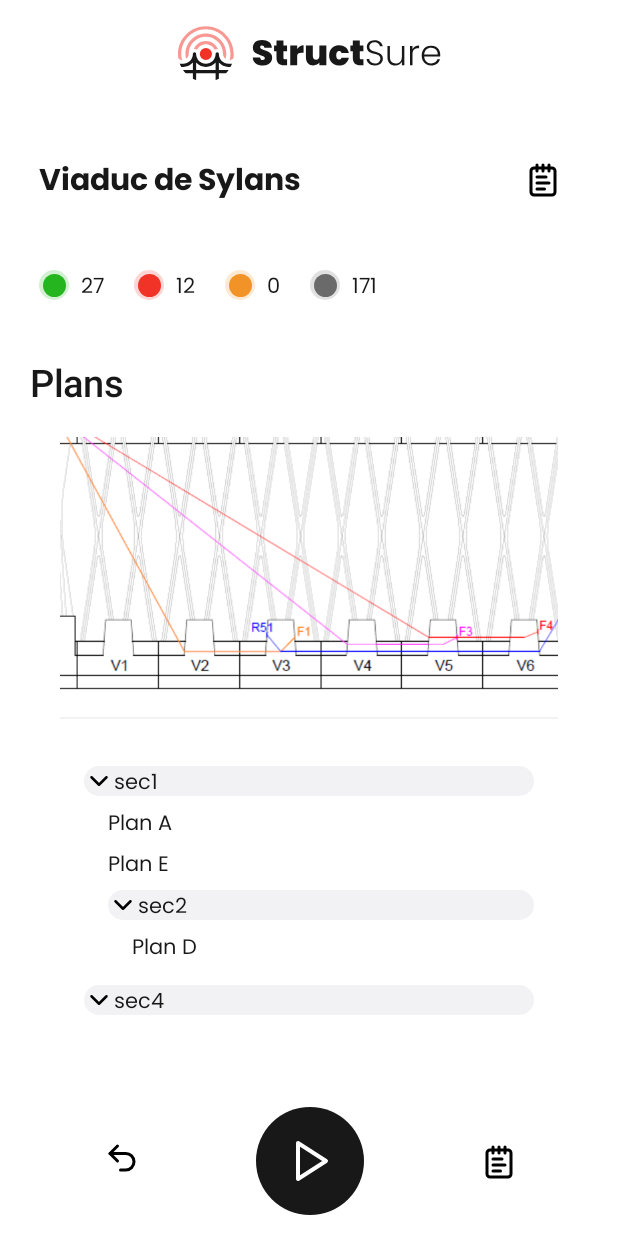
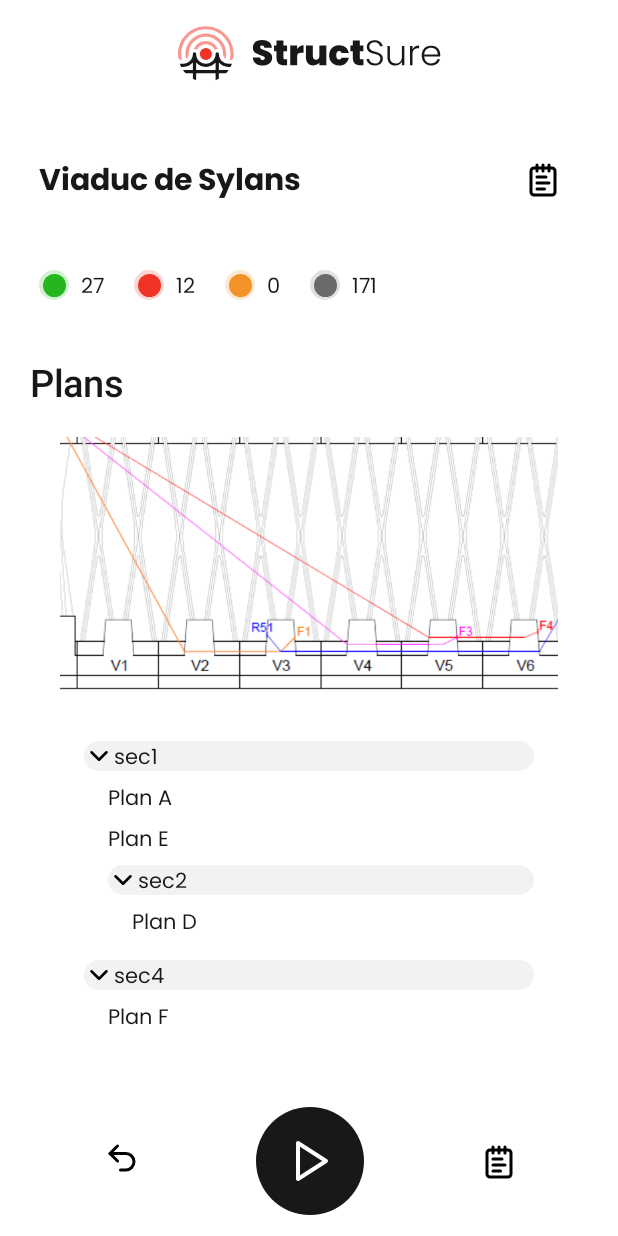
Before and after one commit to StructSure-LastProject/StructSure, an Android app built with Jetpack Compose: the screen it shows after launch (MainActivity), on a phone screen of 412 x 824 dp. Run offline under Robolectric (Android 15) with nearby library versions, the phone set to English and light mode, and no system bars; our stand-ins replace Room's generated code.

Commit message:
Fix of scrolling's sections.

```diff
--- a/Android/app/src/main/java/fr/uge/structsure/MainActivity.kt
+++ b/Android/app/src/main/java/fr/uge/structsure/MainActivity.kt
@@ -115,7 +115,7 @@ class MainActivity : ComponentActivity() {
                             modifier = Modifier
                                 .fillMaxWidth()
                         )
-                        Spacer(modifier = Modifier.height(16.dp))
+
                         SensorsListView(
                             modifier = Modifier
                                 .fillMaxWidth()
--- a/Android/app/src/main/java/fr/uge/structsure/start_scan/presentation/components/plans/PlansView.kt
+++ b/Android/app/src/main/java/fr/uge/structsure/start_scan/presentation/components/plans/PlansView.kt
@@ -67,8 +67,6 @@ fun PlansView(modifier: Modifier = Modifier) {
             verticalArrangement = Arrangement.spacedBy(15.dp, Alignment.CenterVertically),
             horizontalAlignment = Alignment.Start,
             modifier = Modifier
-                .width(378.dp)
-                .height(433.dp)
                 .background(color = Variables.White, shape = RoundedCornerShape(size = 20.dp))
                 .padding(start = 20.dp, top = 15.dp, end = 20.dp, bottom = 15.dp)
         ) {
@@ -79,13 +77,6 @@ fun PlansView(modifier: Modifier = Modifier) {
                 modifier = Modifier
                     .fillMaxWidth()
                     .height(171.dp)
-            )
-
-            Spacer(
-                modifier = Modifier
-                    .fillMaxWidth()
-                    .height(1.dp)
-                    .background(Variables.LightGray)
             )
             SectionView(
                 sections = organizeData.subSections
--- a/Android/app/src/main/java/fr/uge/structsure/start_scan/presentation/components/sensors/list/SensorList.kt
+++ b/Android/app/src/main/java/fr/uge/structsure/start_scan/presentation/components/sensors/list/SensorList.kt
@@ -19,7 +19,6 @@
     modifier: Modifier = Modifier
 ) {
     val configuration = LocalConfiguration.current
-    val isLandscape = configuration.orientation == Configuration.ORIENTATION_LANDSCAPE
     val screenHeight = configuration.screenHeightDp.dp
 
     // LazyVerticalGrid -> s'afficher en grille en fonction de l'orientation
```
